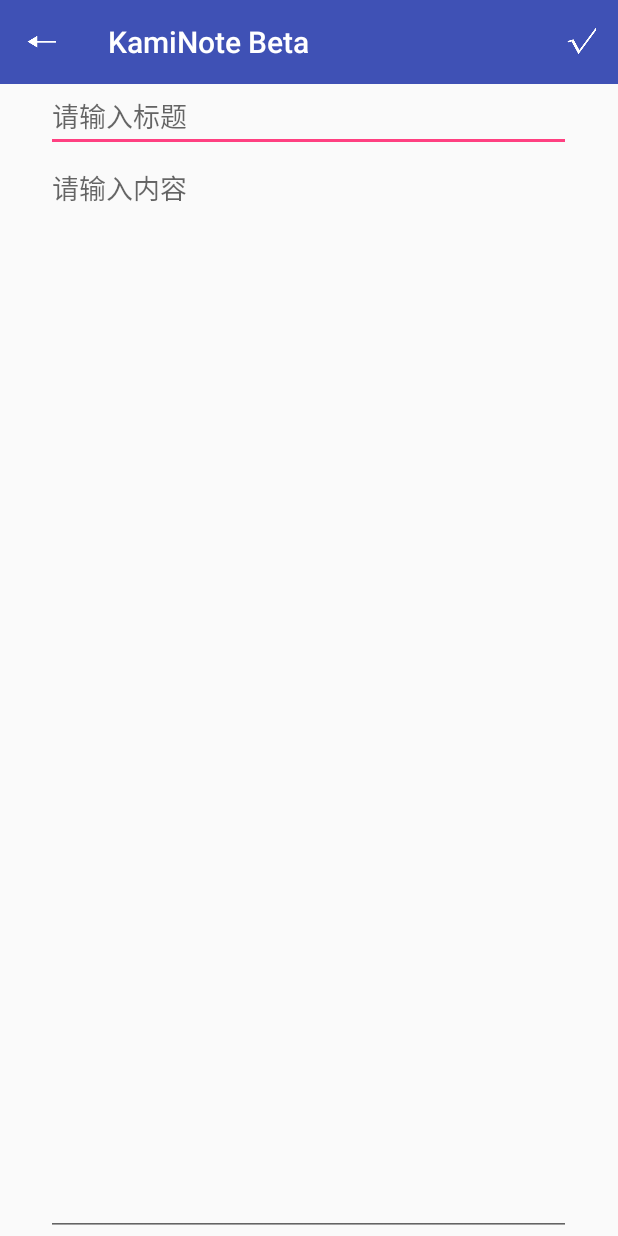
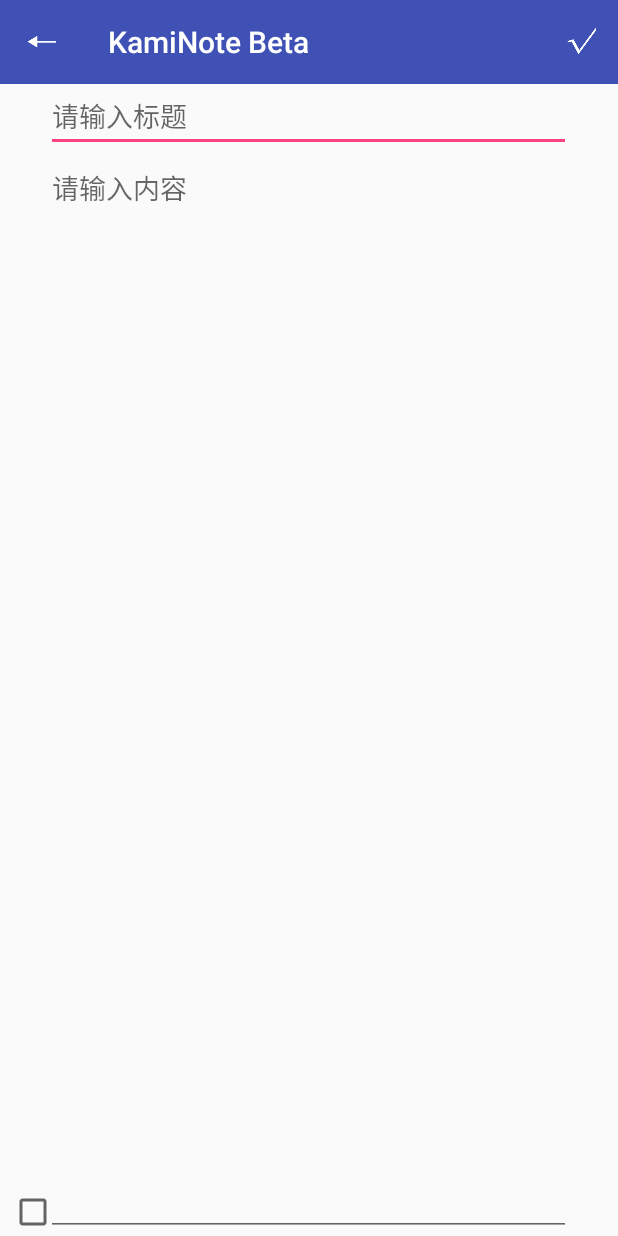
Before and after one commit to NormanZyq/Kami-Note, an Android app: the CreateNote screen opened directly, with no data from a screen before it, on a phone screen of 412 x 824 dp. Run offline under Robolectric (Android 15) with nearby library versions, the phone set to English and light mode, and no system bars; libraries missing offline, so code that uses them is left out: org.litepal.crud.

```diff
--- a/app/build.gradle
+++ b/app/build.gradle
@@ -7,7 +7,7 @@ android {
         minSdkVersion 15
         targetSdkVersion 26
         versionCode 1
-        versionName "1.1.2"
+        versionName "1.1.3"
         testInstrumentationRunner "android.support.test.runner.AndroidJUnitRunner"
         vectorDrawables.useSupportLibrary = true
     }
--- a/app/src/main/AndroidManifest.xml
+++ b/app/src/main/AndroidManifest.xml
@@ -7,7 +7,7 @@
         android:name="org.litepal.LitePalApplication"
         android:allowBackup="true"
         android:icon="@mipmap/ic_launcher"
-        android:label="@string/app_name"
+        android:label= "@string/app_name"
         android:roundIcon="@mipmap/ic_launcher_round"
         android:supportsRtl="true"
         android:theme="@style/AppTheme">
--- a/app/src/main/assets/litepal.xml
+++ b/app/src/main/assets/litepal.xml
@@ -2,7 +2,7 @@
 <litepal>
     <dbname value="NotesDB" ></dbname>
 
-    <version value="4" ></version>
+    <version value="5" ></version>
 
     <list>
         <mapping class="com.example.zyq.kaminotetest.MyNote"></mapping>
--- a/app/src/main/java/com/example/zyq/kaminotetest/NoteUtils.java
+++ b/app/src/main/java/com/example/zyq/kaminotetest/NoteUtils.java
@@ -22,7 +22,7 @@ enum NoteUtils {
      * 编辑日期另外添加
      */
     public void saveNote(String title, String content, String identifier, MyDate createdDate) {
-        MyNote note = new MyNote(title, content, identifier, createdDate.toString());
+        MyNote note = new MyNote(title, content, identifier, createdDate.toString(), null);
         note.setLastEdited(createdDate.toString());
         note.setLastEdited(createdDate.toString());
         MainActivity.mNote.add(note);
--- a/app/src/main/res/layout/activity_create_note.xml
+++ b/app/src/main/res/layout/activity_create_note.xml
@@ -1,5 +1,7 @@
 <?xml version="1.0" encoding="utf-8"?>
-<RelativeLayout xmlns:android="http://schemas.android.com/apk/res/android"
+<RelativeLayout
+    xmlns:android="http://schemas.android.com/apk/res/android"
+    android:id="@+id/relative"
     android:layout_width="match_parent"
     android:layout_height="match_parent"
     xmlns:app="http://schemas.android.com/apk/res-auto"
@@ -35,15 +37,21 @@
         android:gravity="start"
         android:hint="@string/please_enter_content" />
 
-    <!--<Button-->
-        <!--android:id="@+id/button_save"-->
-        <!--android:layout_width="match_parent"-->
-        <!--android:layout_height="45dp"-->
-        <!--android:layout_alignParentBottom="true"-->
-        <!--android:layout_alignParentLeft="true"-->
-        <!--android:layout_alignParentStart="true"-->
-        <!--android:gravity="center"-->
-        <!--android:text="@string/save" />-->
+    <LinearLayout
+        android:layout_width="match_parent"
+        android:layout_height="wrap_content"
+        android:layout_alignBottom="@+id/content_editor"
+        android:layout_alignParentLeft="true"
+        android:layout_alignParentStart="true"
+        android:layout_marginLeft="6dp"
+        android:layout_marginStart="6dp"
+        android:orientation="horizontal">
+
+        <CheckBox
+            android:layout_width="35dp"
+            android:layout_height="wrap_content" />
+
+    </LinearLayout>
 
 
 </RelativeLayout>
```
Also changed, not shown: app/src/main/java/com/example/zyq/kaminotetest/EditNote.java (+55 -82 lines), app/src/main/java/com/example/zyq/kaminotetest/Extras.java (added, +48 -0 lines), app/src/main/java/com/example/zyq/kaminotetest/MainActivity.java (+30 -30 lines), app/src/main/java/com/example/zyq/kaminotetest/MyNote.java (+14 -1 lines), app/src/main/res/layout/activity_main.xml (+10 -8 lines), app/src/main/res/menu/toolbar.xml (+21 -9 lines).
